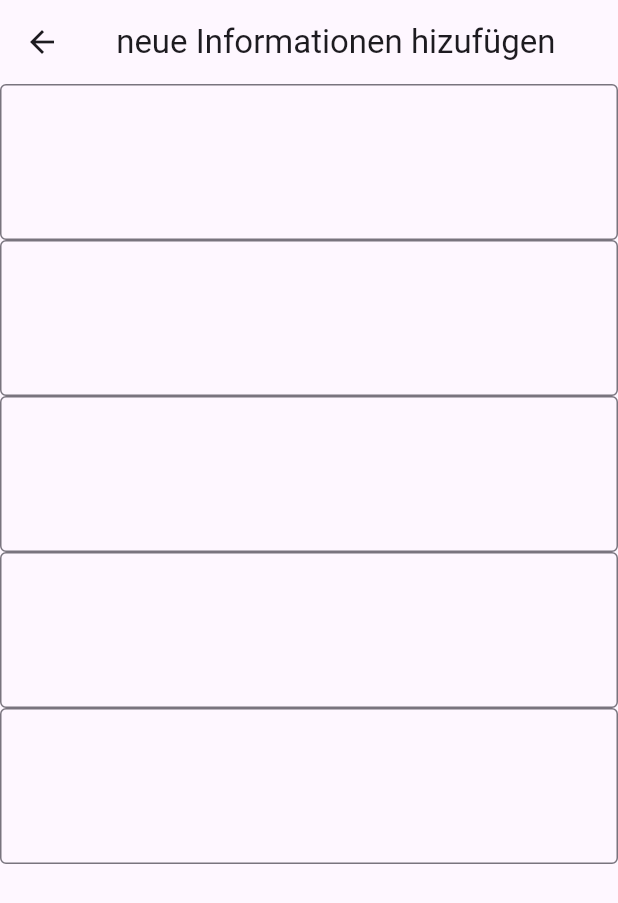
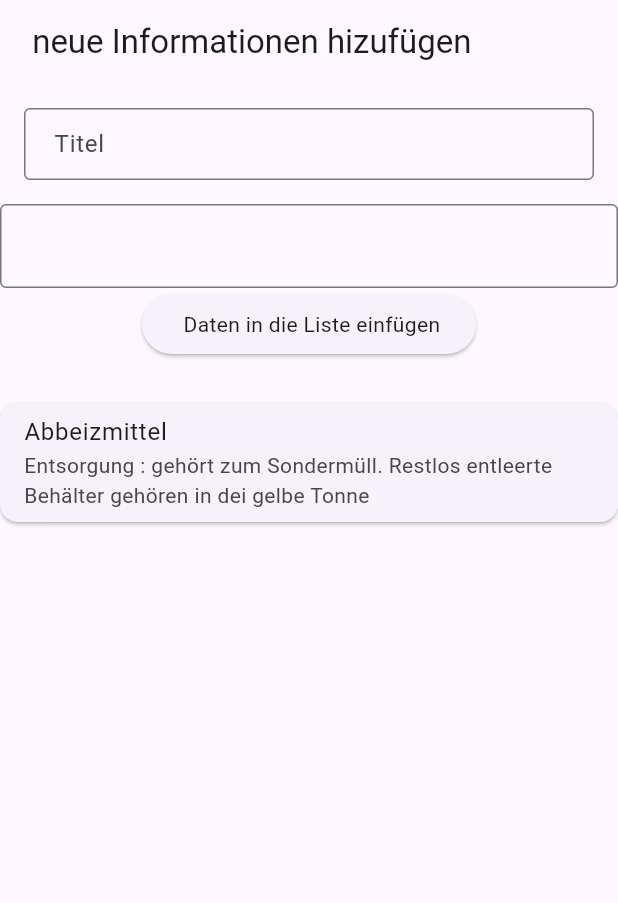
Before and after one commit to AkademieDirk/mam_projekt_v1, a Flutter app: the AddNewTrashScreen screen opened directly, on a phone screen of 412 x 824 dp. Shown: the top 903 px of the screen. Run offline on Flutter 3.47's test engine with Material 3 defaults, Android fonts, the phone set to English and light mode, and no system bars; our stand-ins replace flutter_social_button, font_awesome_flutter; Roboto replaces fonts that are missing (Urbanist).

Commit message:
complete Cleaning database Structure transfer of the mock database set up trashlist shortened

```diff
--- a/lib/features/Abfall_ABC/screens/add_new_trash_screen.dart
+++ b/lib/features/Abfall_ABC/screens/add_new_trash_screen.dart
@@ -1,4 +1,5 @@
 import 'package:flutter/material.dart';
+import 'package:mam_projekt_v1/features/Abfall_ABC/widgets/list_view_buildermanual.dart';
 import 'package:mam_projekt_v1/repositories/mock_database.dart';
 
 class AddNewTrashScreen extends StatefulWidget {
@@ -12,25 +13,26 @@ class _AddNewTrashScreenState extends State<AddNewTrashScreen> {
   final MockDatabase mockdatabase = MockDatabase();
 
   final _formKey = GlobalKey<FormState>();
-  TextEditingController title1 = TextEditingController();
-  TextEditingController trashDescription = TextEditingController();
-  TextEditingController title2 = TextEditingController();
-  TextEditingController desposalDescription = TextEditingController();
-  TextEditingController danger = TextEditingController();
+  TextEditingController abfallart = TextEditingController();
+  TextEditingController entsorgung = TextEditingController();
 
   @override
   Widget build(BuildContext context) {
     return Scaffold(
-        appBar: AppBar(title: Text(" neue Informationen hizufügen")),
+      appBar: AppBar(title: const Text(" neue Informationen hizufügen")),
       body: Column(
         children: [
           Form(
               key: _formKey,
               child: Column(
                 children: [
-                    TextFormField(
-                      controller: title1,
-                      decoration: InputDecoration(border: OutlineInputBorder()),
+                  Padding(
+                    padding: const EdgeInsets.all(16.0),
+                    child: TextFormField(
+                      style: Theme.of(context).textTheme.bodySmall,
+                      controller: abfallart,
+                      decoration: const InputDecoration(
+                          labelText: " Titel", border: OutlineInputBorder()),
                       validator: (value) {
                         if (value == null || value.isEmpty) {
                           return "Bitte einen Titel eingeben";
@@ -38,9 +40,11 @@ class _AddNewTrashScreenState extends State<AddNewTrashScreen> {
                         return null;
                       },
                     ),
+                  ),
                   TextFormField(
-                      controller: trashDescription,
-                      decoration: InputDecoration(border: OutlineInputBorder()),
+                    controller: entsorgung,
+                    decoration:
+                        const InputDecoration(border: OutlineInputBorder()),
                     validator: (value) {
                       if (value == null || value.isEmpty) {
                         return " Bitte eine Beschreibung eingeben";
@@ -48,49 +52,38 @@ class _AddNewTrashScreenState extends State<AddNewTrashScreen> {
                       return null;
                     },
                   ),
-                    TextFormField(
-                      controller: title2,
-                      decoration: InputDecoration(border: OutlineInputBorder()),
-                      validator: (value) {
-                        if (value == null || value.isEmpty) {
-                          return "Bitte Titel 2 eingeben";
+                ],
+              )),
+          ElevatedButton(
+              onPressed: () {
+                if (_formKey.currentState!.validate()) {
+                  //! Hier ist wichtig die Mockdatabase aufzurufen. Über diese ist die methode dann ansprechbar
+                  setState(() {
+                    mockdatabase.addNewTrashInformation(
+                        abfallart.text, entsorgung.text);
+                  });
                 }
-                        return null;
               },
+              child: Text(
+                " Daten in die Liste einfügen",
+                style: Theme.of(context).textTheme.bodyMedium,
+              )),
+
+// Hier wird zum Test die Liste angezeigt um dei Funktionalität zu prüfen
+          const SizedBox(
+            height: 20,
           ),
-                    TextFormField(
-                      controller: danger,
-                      decoration: InputDecoration(border: OutlineInputBorder()),
-                      validator: (value) {
-                        if (value == null || value.isEmpty) {
-                          return "BITTE GEFAHRENSTUFE EINGEBEN";
-                        }
-                        return null;
-                      },
+
+          ListViewBuildermanual(mockdatabase: mockdatabase),
+        ],
       ),
-                    TextFormField(
-                      controller: desposalDescription,
-                      decoration: InputDecoration(border: OutlineInputBorder()),
-                      validator: (value) {
-                        if (value == null || value.isEmpty) {
-                          return " Bitte Abgabeort eingeben";
-                        }
-                        return null;
-                      },
-                    )
-                  ],
-                ))
-          ],
-        ));
+    );
   }
 
   @override
   void dispose() {
-    danger.dispose();
-    title1.dispose();
-    title2.dispose();
-    desposalDescription.dispose();
-    trashDescription.dispose();
+    abfallart.dispose();
+    entsorgung.dispose();
 
     super.dispose();
   }
--- /dev/null
+++ b/lib/features/Abfall_ABC/widgets/list_view_buildermanual.dart
@@ -0,0 +1,32 @@
+import 'package:flutter/material.dart';
+import 'package:mam_projekt_v1/repositories/mock_database.dart';
+
+class ListViewBuildermanual extends StatelessWidget {
+  const ListViewBuildermanual({
+    super.key,
+    required this.mockdatabase,
+  });
+
+  final MockDatabase mockdatabase;
+
+  @override
+  Widget build(BuildContext context) {
+    return Expanded(
+      child: Scaffold(
+        body: ListView.builder(
+            itemCount: mockdatabase.getTrashList().length,
+            itemBuilder: (context, index) {
+              var trashItem = mockdatabase.getTrashList()[index];
+              return Card(
+                  margin: const EdgeInsets.symmetric(vertical: 8),
+                  // Hier wird mit den Fragezeichen geprüft ob der Tile leer ist. falls ja dann wird ein leerer Sting gezeigt
+                  child: ListTile(
+                      title: Text(trashItem["Abfallart"] ?? ""),
+                      subtitle: Column(children: [
+                        Text("Entsorgung : ${trashItem["Entsorgung"]}"),
+                      ])));
+            }),
+      ),
+    );
+  }
+}
--- a/lib/features/Welcome/welcome_screen.dart
+++ b/lib/features/Welcome/welcome_screen.dart
@@ -32,7 +32,7 @@ class WelcomeScreen extends StatelessWidget {
           ),
           verticalBigSpacing,
           SizedElevationButton(
-            screenname: ContentSwitcher(repository: repository),
+            screenname: ContentSwitcher(),
             text: "weiter als Gast",
           ),
           verticalSpacing,
--- a/lib/main.dart
+++ b/lib/main.dart
@@ -1,27 +1,32 @@
+// ignore_for_file: unused_import
+
 import 'package:flutter/material.dart';
 import 'package:mam_projekt_v1/config/themes/themes.dart';
 import 'package:mam_projekt_v1/features/Abfall_ABC/information_card_data.dart';
+import 'package:mam_projekt_v1/features/Abfall_ABC/screens/add_new_trash_screen.dart';
+import 'package:mam_projekt_v1/features/Abfall_ABC/screens/complete_list_screen.dart';
 import 'package:mam_projekt_v1/features/Abfall_ABC/widgets/classes/information_card_class.dart';
 import 'package:mam_projekt_v1/features/Welcome/welcome_screen.dart';
 import 'package:mam_projekt_v1/repositories/database_repository.dart';
 import 'package:mam_projekt_v1/repositories/mock_database.dart';
 
 void main() {
-  runApp(MainApp(
-    trashdata: trashdata,
-  ));
+  runApp(MainApp());
 }
 
 class MainApp extends StatelessWidget {
-  MainApp({super.key, required this.trashdata});
-  final List<InformationCardClass> trashdata;
-  final DatabaseRepository repository = MockDatabase();
+  MainApp({
+    super.key,
+  });
+
+  final MockDatabase mockDatabase = MockDatabase();
   @override
   Widget build(BuildContext context) {
-    return MaterialApp(
-      theme: mamTheme,
+    return const MaterialApp(
       home: Scaffold(
-        body: WelcomeScreen(),
+        body:
+            //theme: mamTheme,
+            AddNewTrashScreen(),
       ),
     );
   }
```
Also changed, not shown: lib/features/Abfall_ABC/screens/complete_list_screen.dart (added, +19 -0 lines), lib/features/Abfall_ABC/screens/trash_abc_screen.dart (+7 -5 lines), lib/features/Change_Screen/content_Switcher.dart (+7 -8 lines), lib/features/News/news_screen.dart (+4 -3 lines), lib/repositories/database_repository.dart (+2 -5 lines), lib/repositories/mock_database.dart (+46 -28 lines). Lines whose indentation alone changed are shown as unchanged.
